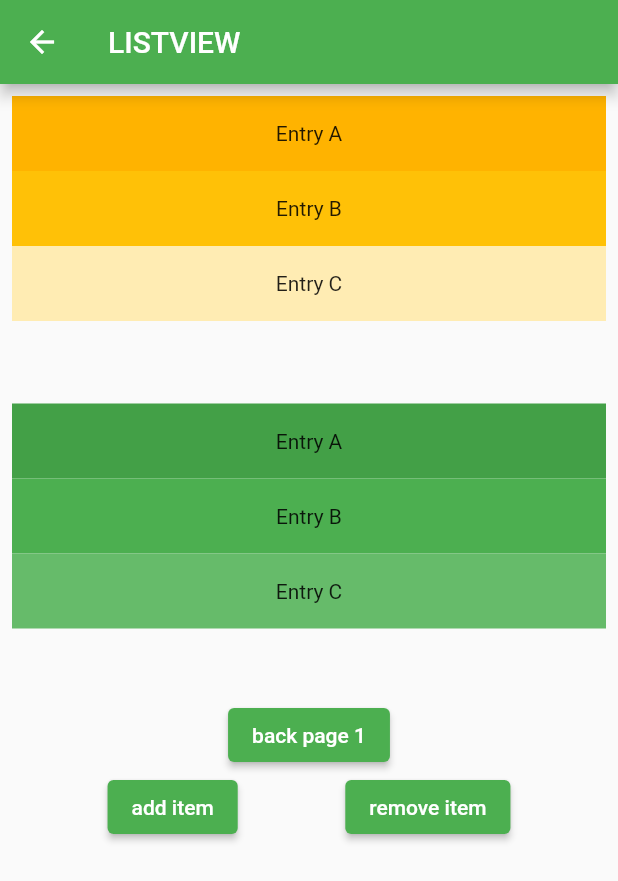
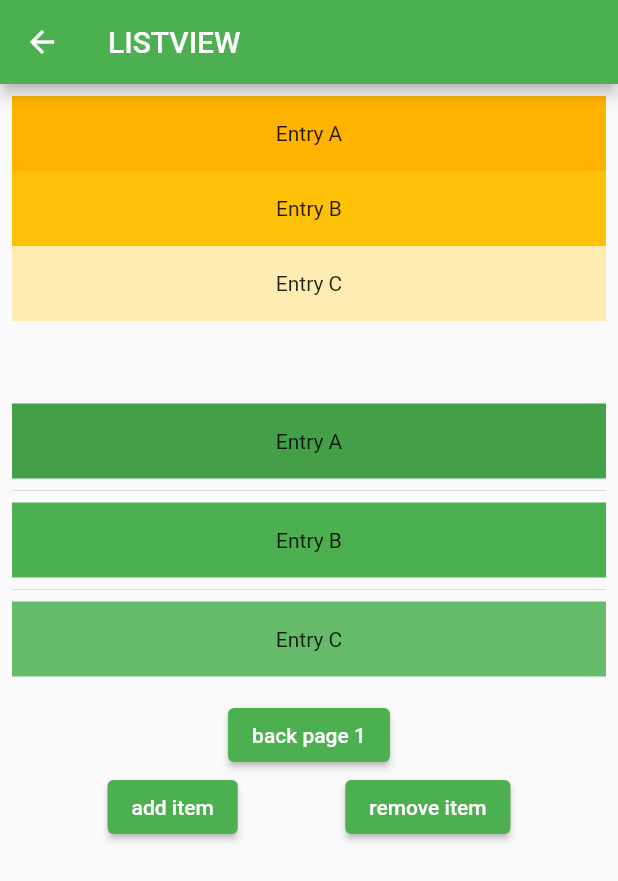
Before and after one commit to tranminhtuand2/fluter-widgetb1, a Flutter app: the listviewdemo screen opened directly, on a phone screen of 412 x 824 dp. Shown: the top 881 px of the screen. Run offline on Flutter 3.47's test engine with Material 2 defaults, Android fonts, the phone set to English and light mode, and no system bars.

```diff
--- a/lib/demolistview.dart
+++ b/lib/demolistview.dart
@@ -89,7 +89,21 @@ class _listviewdemoState extends State<listviewdemo> {
   Widget Listbuider() {
     return Container(
       height: 200,
-      child: ListView.builder(
+      //list view builder
+      // child: ListView.builder(
+      //   padding: const EdgeInsets.all(8),
+      //   itemCount: entries.length,
+      //   itemBuilder: (BuildContext context, int index) {
+      //     return Container(
+      //       height: 50,
+      //       color: Colors.green[colorCodes[index]],
+      //       child: Center(child: Text('Entry ${entries[index]}')),
+      //     );
+      //   },
+
+      // ),
+      //list view separter
+      child: ListView.separated(
         padding: const EdgeInsets.all(8),
         itemCount: entries.length,
         itemBuilder: (BuildContext context, int index) {
@@ -98,7 +112,11 @@ class _listviewdemoState extends State<listviewdemo> {
             color: Colors.green[colorCodes[index]],
             child: Center(child: Text('Entry ${entries[index]}')),
           );
-          }),
+        },
+        separatorBuilder: (context, index) {
+          return const Divider();
+        },
+      ),
     );
   }
 }
```
Lines whose indentation alone changed are shown as unchanged.
